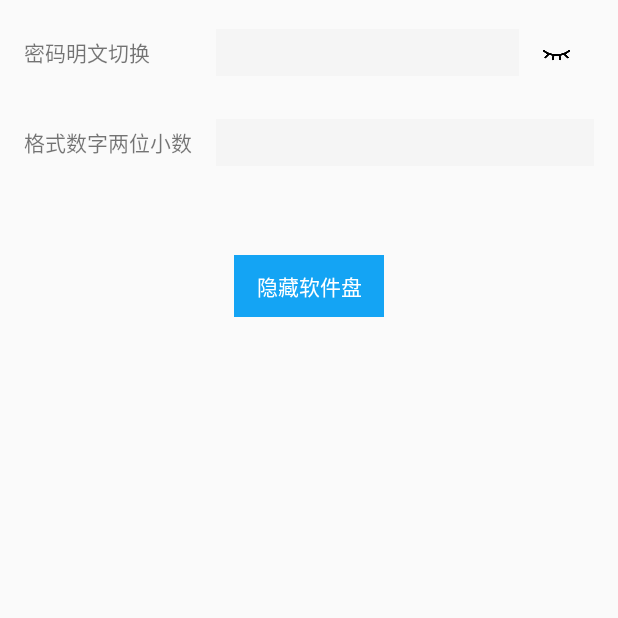
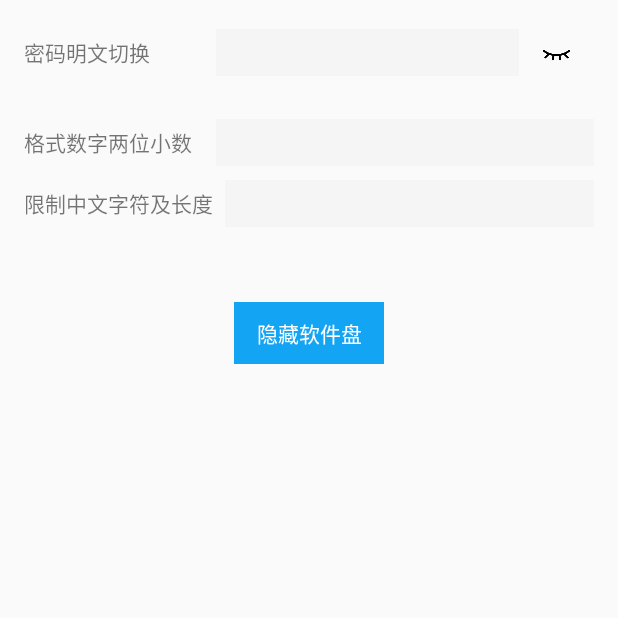
Before and after one commit to chuileyiyefeng/SomeThing, an Android app: the EditSomeThingActivity screen opened directly, with no data from a screen before it, on a phone screen of 412 x 824 dp, the top half of it. Run offline under Robolectric (Android 15) with nearby library versions, the light colour scheme and no system bars; our stand-ins replace ButterKnife; network calls fail.

```diff
--- a/app/src/main/java/com/example/something/activity/EditSomeThingActivity.kt
+++ b/app/src/main/java/com/example/something/activity/EditSomeThingActivity.kt
@@ -1,7 +1,11 @@
 package com.example.something.activity
 
 import android.content.Context
+import android.text.Editable
+import android.text.InputFilter
 import android.text.InputType
+import android.text.TextWatcher
+import android.util.Log
 import android.view.View
 import android.view.inputmethod.InputMethodManager
 import com.example.something.R
@@ -10,13 +14,35 @@ import com.example.something.utils.NumberTextWatcher
 import kotlinx.android.synthetic.main.activity_edit_some.*
 import kotlinx.coroutines.CoroutineScope
 import kotlinx.coroutines.SupervisorJob
-import kotlinx.coroutines.runBlocking
 
 /**
  * create by pan yi on 2020/10/13
  * desc : 输入法操作相关
  */
 class EditSomeThingActivity : BaseActivity() {
+
+    var maxLength = 10
+    private val filter by lazy {
+        InputFilter { source, start, end, dest, dstart, dend ->
+            for (i in start until end) {
+                if (!isChinese(source[i])) {
+                    return@InputFilter ""
+                }
+            }
+            null
+        }
+    }
+
+    /**
+     * 判断中文字符
+     * @param c
+     * @return
+     */
+    private fun isChinese(c: Char): Boolean {
+        val ub = Character.UnicodeBlock.of(c)
+        return ub === Character.UnicodeBlock.CJK_UNIFIED_IDEOGRAPHS || ub === Character.UnicodeBlock.CJK_COMPATIBILITY_IDEOGRAPHS || ub === Character.UnicodeBlock.CJK_UNIFIED_IDEOGRAPHS_EXTENSION_A || ub === Character.UnicodeBlock.GENERAL_PUNCTUATION || ub === Character.UnicodeBlock.CJK_SYMBOLS_AND_PUNCTUATION || ub === Character.UnicodeBlock.HALFWIDTH_AND_FULLWIDTH_FORMS
+    }
+
     override fun bindLayout(): Int {
         return R.layout.activity_edit_some
     }
@@ -29,6 +55,32 @@ class EditSomeThingActivity : BaseActivity() {
             checkInputStatus()
         }
         et_number.addTextChangedListener(NumberTextWatcher(et_number))
+
+        et_max_count.filters = arrayOf(filter)
+        et_max_count.addTextChangedListener(object : TextWatcher {
+            override fun beforeTextChanged(s: CharSequence?, start: Int, count: Int, after: Int) {
+
+            }
+
+            override fun onTextChanged(s: CharSequence?, start: Int, before: Int, count: Int) {
+
+            }
+
+            override fun afterTextChanged(s: Editable?) {
+                s?.let {
+                    val totalLength = it.length
+                    Log.e("addTextChangedListener", "$totalLength")
+                    if (totalLength > maxLength) {
+                        val text=it.subSequence(0, maxLength).toString()
+                        Log.e("addTextChangedListener", "$totalLength  $text")
+                        et_max_count.setText(text)
+                        et_max_count.setSelection(text.length)
+                    }
+                }
+            }
+
+        })
+
     }
 
     private var checkStatus = false
--- a/app/src/main/res/layout/activity_edit_some.xml
+++ b/app/src/main/res/layout/activity_edit_some.xml
@@ -73,15 +73,40 @@
 
         </LinearLayout>
 
+        <LinearLayout
+            android:layout_width="match_parent"
+            android:layout_height="wrap_content"
+            android:orientation="horizontal">
+
+            <TextView
+                android:layout_width="wrap_content"
+                android:layout_height="wrap_content"
+                android:layout_gravity="center_vertical"
+                android:text="限制中文字符及长度" />
+
+            <EditText
+                android:id="@+id/et_max_count"
+                android:layout_width="0dp"
+                android:layout_height="wrap_content"
+                android:layout_gravity="center_vertical"
+                android:layout_marginStart="8dp"
+                android:layout_weight="1"
+                android:background="@color/white_smoke"
+                android:padding="6dp"
+                android:textColor="@color/text_normal"
+                android:textSize="14sp" />
+
+        </LinearLayout>
+
         <TextView
-            android:layout_marginTop="50dp"
-            android:padding="10dp"
-            android:gravity="center"
-            android:layout_gravity="center_horizontal"
             android:id="@+id/tv_hide_input"
             android:layout_width="100dp"
             android:layout_height="wrap_content"
+            android:layout_gravity="center_horizontal"
+            android:layout_marginTop="50dp"
             android:background="@color/blue_thumb"
+            android:gravity="center"
+            android:padding="10dp"
             android:text="隐藏软件盘"
             android:textColor="@color/white" />
     </LinearLayout>
```
Also changed, not shown: app/baselibrary/build.gradle (+9 -3 lines), app/src/main/java/com/example/something/activity/MotionPhoneActivity.kt (+13 -0 lines), app/src/main/java/com/example/something/kotlin_test/CoroutineTest.kt (+78 -22 lines), app/src/main/java/com/example/something/kotlin_test/ScopedActivity.kt (+22 -3 lines), app/src/main/java/com/example/something/kotlin_test/learn/KotlinSkills.kt (added, +66 -0 lines), app/src/main/java/com/example/something/kotlin_test/learn/Structure.kt (+12 -0 lines), app/src/main/java/com/example/something/kotlin_test/leetcode/Code1.java (deleted, +0 -42 lines), app/src/main/java/com/example/something/leetcode/Code1.java (added, +44 -0 lines), app/src/main/java/com/example/something/leetcode/Code2.java (added, +38 -0 lines), app/src/main/java/com/example/something/leetcode/Code3.java (added, +37 -0 lines), app/src/main/java/com/example/something/leetcode/Code4.java (added, +37 -0 lines).
